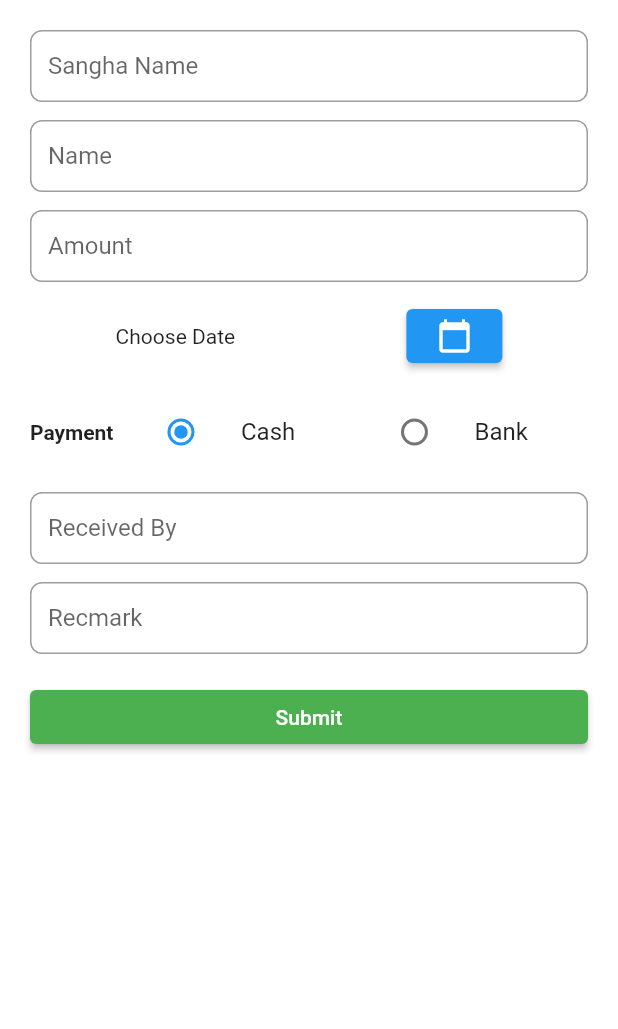
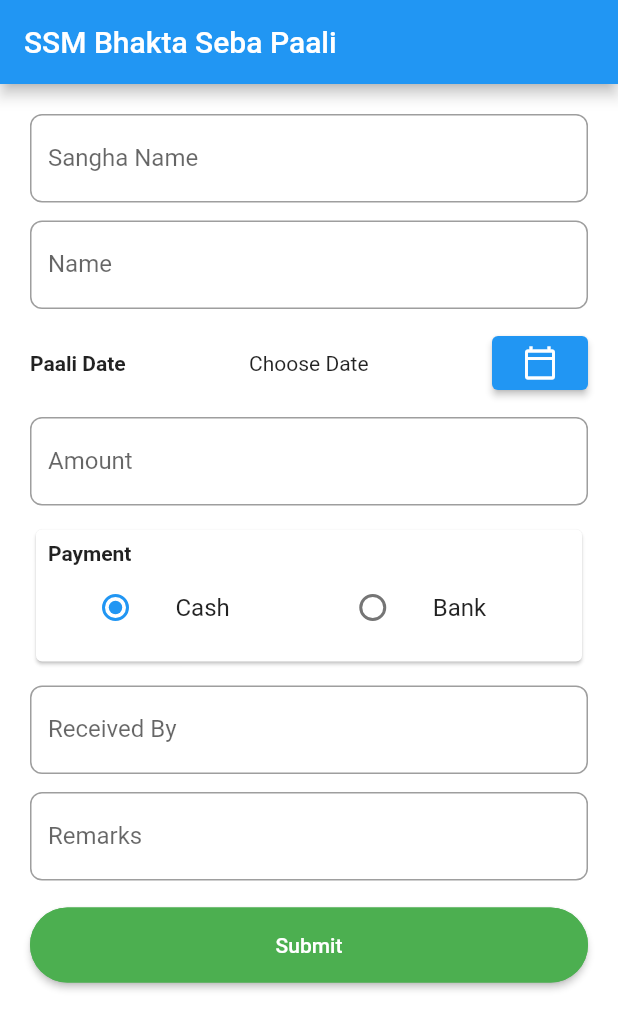
Before and after one commit to tnsmobilesolutions/nssaccounting, a Flutter app: the SMDinikiaPaali screen opened directly, on a phone screen of 412 x 824 dp. Shown: the top 1029 px of the screen. Run offline on Flutter 3.47's test engine with Material 2 defaults, Android fonts, the phone set to English and light mode, and no system bars; our stand-ins replace cloud_firestore, firebase_auth, firebase_core, flutter_login; accounts and stored records are empty.

Commit message:
style SSM bhakta seba paali

```diff
--- a/lib/common_widgets/common_style.dart
+++ b/lib/common_widgets/common_style.dart
@@ -8,18 +8,18 @@ class CommonStyle {
       // prefixIcon: Icon(icon),
       // prefixStyle: Theme.of(context).textTheme.bodyText1,
       // prefixStyle: textStyle,
-      fillColor: Colors.white.withOpacity(0.6),
+      // fillColor: Colors.white.withOpacity(0.6),
       // filled: true,
       // isDense: true,
       // labelStyle: Theme.of(context).textTheme.overline,
-      focusColor: Colors.orange,
+      focusColor: Colors.blue,
 
       border: new OutlineInputBorder(
         borderRadius: const BorderRadius.all(
           const Radius.circular(8.0),
         ),
         borderSide: new BorderSide(
-          color: Colors.orange,
+          color: Colors.blue,
           width: 1.0,
         ),
       ),
@@ -28,7 +28,7 @@ class CommonStyle {
           const Radius.circular(8.0),
         ),
         borderSide: new BorderSide(
-          color: Colors.orange,
+          color: Colors.blue,
           width: 1.0,
         ),
       ),
@@ -37,13 +37,14 @@ class CommonStyle {
           const Radius.circular(8.0),
         ),
         borderSide: new BorderSide(
-          color: Colors.orange,
+          color: Colors.blue,
           width: 1.0,
         ),
       ),
       hintText: hintTextStr,
-      hintStyle: TextStyle(color: Colors.black),
+      hintStyle: TextStyle(color: Colors.grey),
       labelText: labelTextStr,
+      // labelStyle: new TextStyle(color: Colors.grey),
     );
   }
 }
--- a/lib/receipt/sm_dinikia_paali.dart
+++ b/lib/receipt/sm_dinikia_paali.dart
@@ -1,4 +1,5 @@
 import 'package:flutter/material.dart';
+import 'package:intl/intl.dart';
 import 'package:nssaccounting/common_widgets/common_style.dart';
 import 'package:nssaccounting/common_widgets/natextformfield.dart';
 
@@ -28,10 +29,12 @@ class _SMDinikiaPaaliState extends State<SMDinikiaPaali> {
 
   @override
   Widget build(BuildContext context) {
-    return SafeArea(
-      child: Scaffold(
+    return Scaffold(
+      appBar: AppBar(
+        title: Text("SSM Bhakta Seba Paali"),
+      ),
       body: Padding(
-          padding: const EdgeInsets.symmetric(horizontal: 20, vertical: 20),
+        padding: const EdgeInsets.symmetric(horizontal: 20, vertical: 10),
         child: SingleChildScrollView(
           child: Form(
             key: _formKey,
@@ -40,6 +43,7 @@ class _SMDinikiaPaaliState extends State<SMDinikiaPaali> {
               mainAxisAlignment: MainAxisAlignment.start,
               crossAxisAlignment: CrossAxisAlignment.stretch,
               children: [
+                SizedBox(height: 10),
                 TextFormField(
                   keyboardType: TextInputType.name,
                   controller: _sanghaNameController,
@@ -49,10 +53,11 @@ class _SMDinikiaPaaliState extends State<SMDinikiaPaali> {
                     }
                     return null;
                   },
-                    style: TextStyle(height: 0.5),
+                  // style: TextStyle(height: 0.5),
                   decoration: CommonStyle.textFieldStyle(
                     labelTextStr: "Sangha Name",
-                        hintTextStr: "Enter Sangha Name"),
+                    hintTextStr: "Enter Sangha Name",
+                  ),
                 ),
                 SizedBox(height: 12),
                 TextFormField(
@@ -64,32 +69,25 @@ class _SMDinikiaPaaliState extends State<SMDinikiaPaali> {
                     }
                     return null;
                   },
-                    style: TextStyle(height: 0.5),
+                  // style: TextStyle(height: 0.5),
                   decoration: CommonStyle.textFieldStyle(
-                        labelTextStr: "Name", hintTextStr: "Enter Name"),
+                    labelTextStr: "Name",
+                    hintTextStr: "Enter Name",
                   ),
-                  SizedBox(height: 12),
-                  TextFormField(
-                    keyboardType: TextInputType.number,
-                    controller: _amountController,
-                    validator: (value) {
-                      if (value == null || value.isEmpty) {
-                        return 'Please Enter Amount';
-                      }
-                      return null;
-                    },
-                    style: TextStyle(height: 0.5),
-                    decoration: CommonStyle.textFieldStyle(
-                        labelTextStr: "Amount", hintTextStr: "Enter Amount"),
                 ),
                 SizedBox(height: 12),
                 Row(
-                    mainAxisAlignment: MainAxisAlignment.spaceAround,
+                  mainAxisAlignment: MainAxisAlignment.spaceBetween,
                   children: [
+                    Text(
+                      'Paali Date',
+                      style: TextStyle(fontWeight: FontWeight.bold),
+                    ),
                     Text(
                       _dateTime == null
                           ? 'Choose Date'
-                            : _dateTime.toString(),
+                          : DateFormat.yMMMEd()
+                              .format(_dateTime ?? DateTime.now()),
                     ),
                     ElevatedButton(
                         onPressed: () {
@@ -104,16 +102,38 @@ class _SMDinikiaPaaliState extends State<SMDinikiaPaali> {
                             });
                           });
                         },
-                          child: Icon(Icons.calendar_today)),
+                        child: Icon(Icons.calendar_today_outlined)),
                   ],
                 ),
                 SizedBox(height: 12),
-                  Row(
+                TextFormField(
+                  keyboardType: TextInputType.number,
+                  controller: _amountController,
+                  validator: (value) {
+                    if (value == null || value.isEmpty) {
+                      return 'Please Enter Amount';
+                    }
+                    return null;
+                  },
+                  // style: TextStyle(height: 0.5),
+                  decoration: CommonStyle.textFieldStyle(
+                      labelTextStr: "Amount", hintTextStr: "Enter Amount"),
+                ),
+                SizedBox(height: 12),
+                Card(
+                  child: Padding(
+                    padding: const EdgeInsets.all(8.0),
+                    child: Column(
+                      mainAxisAlignment: MainAxisAlignment.start,
+                      crossAxisAlignment: CrossAxisAlignment.start,
                       children: [
                         Text(
                           'Payment',
                           style: TextStyle(fontWeight: FontWeight.bold),
                         ),
+                        Row(
+                          mainAxisAlignment: MainAxisAlignment.spaceBetween,
+                          children: [
                             SizedBox(width: 5),
                             Flexible(
                               child: ListTile(
@@ -147,13 +167,10 @@ class _SMDinikiaPaaliState extends State<SMDinikiaPaali> {
                         ),
                         if (_paymentMode == Payment.bank)
                           Column(
+                            mainAxisAlignment: MainAxisAlignment.end,
+                            crossAxisAlignment: CrossAxisAlignment.end,
                             children: [
-                        Column(
-                          children: [
-                            Text(
-                              "Mode",
-                              style: TextStyle(fontWeight: FontWeight.bold),
-                            ),
+                              Divider(),
                               ListTile(
                                 title: Text('Online'),
                                 leading: Radio<PaymentType>(
@@ -187,13 +204,8 @@ class _SMDinikiaPaaliState extends State<SMDinikiaPaali> {
                                       });
                                     }),
                               ),
-                          ],
-                        ),
                               SizedBox(height: 10),
-                        Row(
-                          children: [
-                            Flexible(
-                              child: TextFormField(
+                              TextFormField(
                                 controller: _transactionController,
                                 validator: (value) {
                                   if (value == null || value.isEmpty) {
@@ -201,15 +213,16 @@ class _SMDinikiaPaaliState extends State<SMDinikiaPaali> {
                                   }
                                   return null;
                                 },
-                                style: TextStyle(height: 0.5),
+                                // style: TextStyle(height: 0.5),
                                 decoration: CommonStyle.textFieldStyle(
                                     labelTextStr: "Transacton Number",
                                     hintTextStr: "Enter Transacton Number"),
                               ),
+                            ],
                           ),
                       ],
                     ),
-                      ],
+                  ),
                 ),
                 SizedBox(height: 12),
                 TextFormField(
@@ -220,7 +233,7 @@ class _SMDinikiaPaaliState extends State<SMDinikiaPaali> {
                     }
                     return null;
                   },
-                    style: TextStyle(height: 0.5),
+                  // style: TextStyle(height: 0.5),
                   decoration: CommonStyle.textFieldStyle(
                       labelTextStr: "Received By",
                       hintTextStr: "Enter Received By"),
@@ -228,13 +241,21 @@ class _SMDinikiaPaaliState extends State<SMDinikiaPaali> {
                 SizedBox(height: 12),
                 TextFormField(
                   controller: _remarkController,
-                    style: TextStyle(height: 0.5),
+                  // style: TextStyle(height: 0.5),
                   decoration: CommonStyle.textFieldStyle(
-                        labelTextStr: "Recmark", hintTextStr: "Remark"),
+                      labelTextStr: "Remarks", hintTextStr: "Remarks"),
                 ),
                 SizedBox(height: 18),
                 ElevatedButton(
-                    style: ElevatedButton.styleFrom(primary: Colors.green),
+                  style: ButtonStyle(
+                      minimumSize:
+                          MaterialStateProperty.all<Size>(Size(100, 50)),
+                      backgroundColor:
+                          MaterialStateProperty.all<Color>(Colors.green),
+                      shape: MaterialStateProperty.all<RoundedRectangleBorder>(
+                          RoundedRectangleBorder(
+                              borderRadius: BorderRadius.circular(25.0),
+                              side: BorderSide(color: Colors.green)))),
                   onPressed: () {
                     if (_formKey.currentState!.validate()) {
                       ScaffoldMessenger.of(context).showSnackBar(
@@ -261,7 +282,6 @@ class _SMDinikiaPaaliState extends State<SMDinikiaPaali> {
           ),
         ),
       ),
-      ),
     );
   }
 }
--- a/pubspec.yaml
+++ b/pubspec.yaml
@@ -23,6 +23,7 @@ environment:
 dependencies:
   flutter:
     sdk: flutter
+  intl: ^0.17.0
   flutter_staggered_grid_view: ^0.4.0
   flutter_login: ^2.2.1
   firebase_core: ^1.8.0
```
Also changed, not shown: pubspec.lock. Lines whose indentation alone changed are shown as unchanged.
